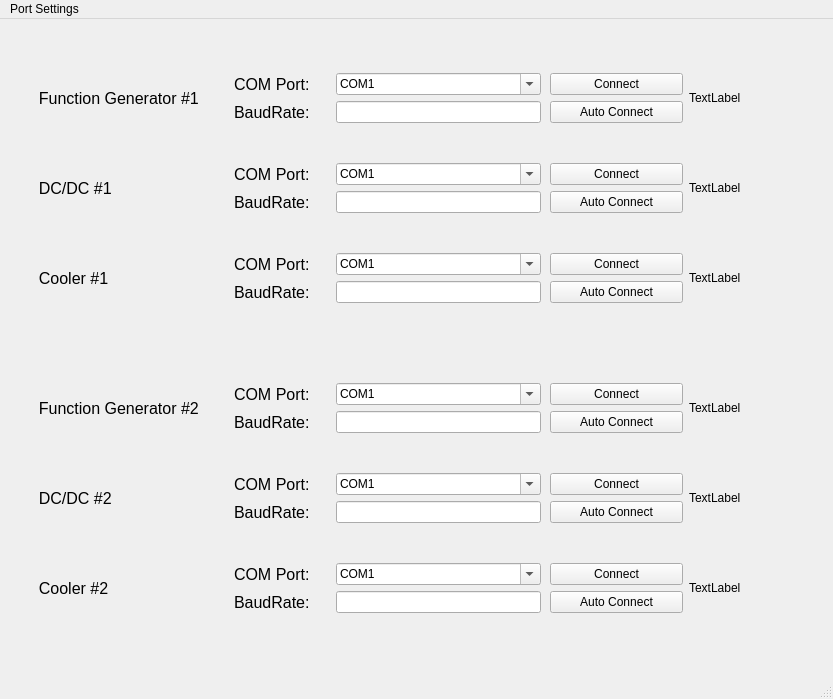
Before: the Qt Designer form port_settings.ui in Kakon02/Integrated_IGBT_system, drawn with Qt 5.
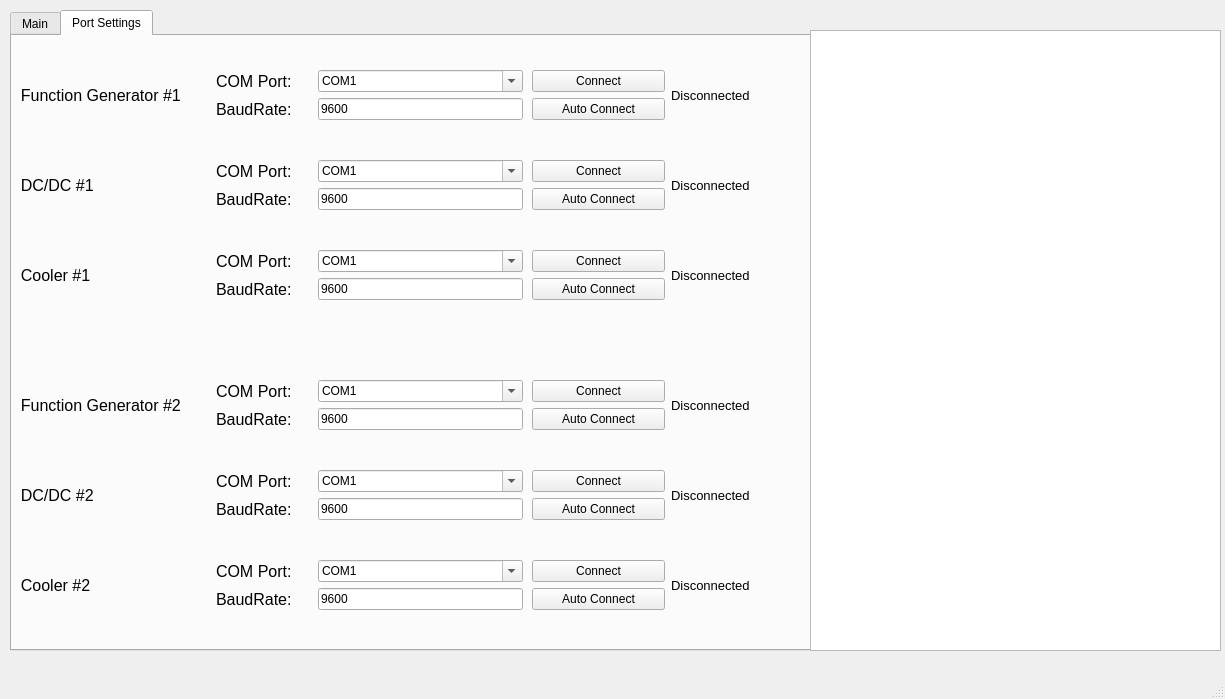
After: the same form once the commit is applied. Icons and pictures are not drawn.

Commit message: Added port_settings.ui, settings_tab.py, MCCDAQ.py, window_icon.jpg

Diff of the .ui file:
```diff
--- a/port_settings.ui
+++ b/port_settings.ui
@@ -9,7 +9,7 @@
    <rect>
     <x>0</x>
     <y>0</y>
-    <width>833</width>
+    <width>1225</width>
     <height>699</height>
    </rect>
   </property>
@@ -17,11 +17,143 @@
    <string>Port Settings</string>
   </property>
   <widget class="QWidget" name="centralwidget">
+   <widget class="QTabWidget" name="tabWidget">
+    <property name="geometry">
+     <rect>
+      <x>10</x>
+      <y>10</y>
+      <width>801</width>
+      <height>641</height>
+     </rect>
+    </property>
+    <property name="tabShape">
+     <enum>QTabWidget::Rounded</enum>
+    </property>
+    <property name="currentIndex">
+     <number>1</number>
+    </property>
+    <property name="tabBarAutoHide">
+     <bool>false</bool>
+    </property>
+    <widget class="QWidget" name="main_tab">
+     <attribute name="title">
+      <string>Main</string>
+     </attribute>
+    </widget>
+    <widget class="QWidget" name="port_settings_tab">
+     <attribute name="title">
+      <string>Port Settings</string>
+     </attribute>
+     <widget class="QWidget" name="gridLayoutWidget_3">
+      <property name="geometry">
+       <rect>
+        <x>520</x>
+        <y>310</y>
+        <width>271</width>
+        <height>301</height>
+       </rect>
+      </property>
+      <layout class="QGridLayout" name="gridLayout_3">
+       <item row="3" column="0">
+        <layout class="QVBoxLayout" name="verticalLayout_12">
+         <item>
+          <widget class="QPushButton" name="pushButton_7">
+           <property name="text">
+            <string>Connect</string>
+           </property>
+          </widget>
+         </item>
+         <item>
+          <widget class="QPushButton" name="pushButton_8">
+           <property name="text">
+            <string>Auto Connect</string>
+           </property>
+          </widget>
+         </item>
+        </layout>
+       </item>
+       <item row="2" column="0">
+        <layout class="QVBoxLayout" name="verticalLayout_13">
+         <item>
+          <widget class="QPushButton" name="pushButton_9">
+           <property name="text">
+            <string>Connect</string>
+           </property>
+          </widget>
+         </item>
+         <item>
+          <widget class="QPushButton" name="pushButton_10">
+           <property name="text">
+            <string>Auto Connect</string>
+           </property>
+          </widget>
+         </item>
+        </layout>
+       </item>
+       <item row="1" column="0">
+        <layout class="QVBoxLayout" name="verticalLayout_14">
+         <item>
+          <widget class="QPushButton" name="pushButton_11">
+           <property name="text">
+            <string>Connect</string>
+           </property>
+          </widget>
+         </item>
+         <item>
+          <widget class="QPushButton" name="pushButton_12">
+           <property name="text">
+            <string>Auto Connect</string>
+           </property>
+          </widget>
+         </item>
+        </layout>
+       </item>
+       <item row="1" column="1">
+        <widget class="QLabel" name="label_19">
+         <property name="font">
+          <font>
+           <family>Arial</family>
+           <pointsize>10</pointsize>
+          </font>
+         </property>
+         <property name="text">
+          <string>Disconnected</string>
+         </property>
+        </widget>
+       </item>
+       <item row="2" column="1">
+        <widget class="QLabel" name="label_20">
+         <property name="font">
+          <font>
+           <family>Arial</family>
+           <pointsize>10</pointsize>
+          </font>
+         </property>
+         <property name="text">
+          <string>Disconnected</string>
+         </property>
+        </widget>
+       </item>
+       <item row="3" column="1">
+        <widget class="QLabel" name="label_21">
+         <property name="font">
+          <font>
+           <family>Arial</family>
+           <pointsize>10</pointsize>
+          </font>
+         </property>
+         <property name="text">
+          <string>Disconnected</string>
+         </property>
+        </widget>
+       </item>
+      </layout>
+     </widget>
    <widget class="QWidget" name="gridLayoutWidget_2">
     <property name="geometry">
      <rect>
-      <x>30</x>
-      <y>20</y>
+        <x>0</x>
+        <y>0</y>
       <width>511</width>
       <height>301</height>
      </rect>
@@ -103,7 +235,11 @@
         </widget>
        </item>
        <item>
-        <widget class="QLineEdit" name="lineEdit"/>
+          <widget class="QLineEdit" name="lineEdit">
+           <property name="text">
+            <string>9600</string>
+           </property>
+          </widget>
        </item>
       </layout>
      </item>
@@ -183,7 +319,11 @@
         </widget>
        </item>
        <item>
-        <widget class="QLineEdit" name="lineEdit_3"/>
+          <widget class="QLineEdit" name="lineEdit_3">
+           <property name="text">
+            <string>9600</string>
+           </property>
+          </widget>
        </item>
       </layout>
      </item>
@@ -302,191 +442,21 @@
         </widget>
        </item>
        <item>
-        <widget class="QLineEdit" name="lineEdit_2"/>
-       </item>
-      </layout>
-     </item>
-    </layout>
-   </widget>
-   <widget class="QWidget" name="gridLayoutWidget">
-    <property name="geometry">
-     <rect>
-      <x>550</x>
-      <y>20</y>
-      <width>271</width>
-      <height>301</height>
-     </rect>
-    </property>
-    <layout class="QGridLayout" name="gridLayout">
-     <item row="3" column="0">
-      <layout class="QVBoxLayout" name="verticalLayout_3">
-       <item>
-        <widget class="QPushButton" name="pushButton_5">
+          <widget class="QLineEdit" name="lineEdit_2">
          <property name="text">
-          <string>Connect</string>
+            <string>9600</string>
          </property>
         </widget>
        </item>
-       <item>
-        <widget class="QPushButton" name="pushButton_6">
-         <property name="text">
-          <string>Auto Connect</string>
-         </property>
-        </widget>
-       </item>
-      </layout>
-     </item>
-     <item row="2" column="0">
-      <layout class="QVBoxLayout" name="verticalLayout_5">
-       <item>
-        <widget class="QPushButton" name="pushButton_3">
-         <property name="text">
-          <string>Connect</string>
-         </property>
-        </widget>
-       </item>
-       <item>
-        <widget class="QPushButton" name="pushButton_4">
-         <property name="text">
-          <string>Auto Connect</string>
-         </property>
-        </widget>
-       </item>
-      </layout>
-     </item>
-     <item row="1" column="0">
-      <layout class="QVBoxLayout" name="verticalLayout_6">
-       <item>
-        <widget class="QPushButton" name="pushButton">
-         <property name="text">
-          <string>Connect</string>
-         </property>
-        </widget>
-       </item>
-       <item>
-        <widget class="QPushButton" name="pushButton_2">
-         <property name="text">
-          <string>Auto Connect</string>
-         </property>
-        </widget>
-       </item>
-      </layout>
-     </item>
-     <item row="1" column="1">
-      <widget class="QLabel" name="label_8">
-       <property name="text">
-        <string>TextLabel</string>
-       </property>
-      </widget>
-     </item>
-     <item row="2" column="1">
-      <widget class="QLabel" name="label_9">
-       <property name="text">
-        <string>TextLabel</string>
-       </property>
-      </widget>
-     </item>
-     <item row="3" column="1">
-      <widget class="QLabel" name="label_18">
-       <property name="text">
-        <string>TextLabel</string>
-       </property>
-      </widget>
-     </item>
-    </layout>
-   </widget>
-   <widget class="QWidget" name="gridLayoutWidget_3">
-    <property name="geometry">
-     <rect>
-      <x>550</x>
-      <y>330</y>
-      <width>271</width>
-      <height>301</height>
-     </rect>
-    </property>
-    <layout class="QGridLayout" name="gridLayout_3">
-     <item row="3" column="0">
-      <layout class="QVBoxLayout" name="verticalLayout_12">
-       <item>
-        <widget class="QPushButton" name="pushButton_7">
-         <property name="text">
-          <string>Connect</string>
-         </property>
-        </widget>
-       </item>
-       <item>
-        <widget class="QPushButton" name="pushButton_8">
-         <property name="text">
-          <string>Auto Connect</string>
-         </property>
-        </widget>
-       </item>
-      </layout>
-     </item>
-     <item row="2" column="0">
-      <layout class="QVBoxLayout" name="verticalLayout_13">
-       <item>
-        <widget class="QPushButton" name="pushButton_9">
-         <property name="text">
-          <string>Connect</string>
-         </property>
-        </widget>
-       </item>
-       <item>
-        <widget class="QPushButton" name="pushButton_10">
-         <property name="text">
-          <string>Auto Connect</string>
-         </property>
-        </widget>
-       </item>
-      </layout>
-     </item>
-     <item row="1" column="0">
-      <layout class="QVBoxLayout" name="verticalLayout_14">
-       <item>
-        <widget class="QPushButton" name="pushButton_11">
-         <property name="text">
-          <string>Connect</string>
-         </property>
-        </widget>
-       </item>
-       <item>
-        <widget class="QPushButton" name="pushButton_12">
-         <property name="text">
-          <string>Auto Connect</string>
-         </property>
-        </widget>
-       </item>
-      </layout>
-     </item>
-     <item row="1" column="1">
-      <widget class="QLabel" name="label_19">
-       <property name="text">
-        <string>TextLabel</string>
-       </property>
-      </widget>
-     </item>
-     <item row="2" column="1">
-      <widget class="QLabel" name="label_20">
-       <property name="text">
-        <string>TextLabel</string>
-       </property>
-      </widget>
-     </item>
-     <item row="3" column="1">
-      <widget class="QLabel" name="label_21">
-       <property name="text">
-        <string>TextLabel</string>
-       </property>
-      </widget>
+        </layout>
      </item>
     </layout>
    </widget>
    <widget class="QWidget" name="gridLayoutWidget_4">
     <property name="geometry">
      <rect>
-      <x>30</x>
-      <y>330</y>
+        <x>0</x>
+        <y>310</y>
       <width>511</width>
       <height>301</height>
      </rect>
@@ -568,7 +538,11 @@
         </widget>
        </item>
        <item>
-        <widget class="QLineEdit" name="lineEdit_4"/>
+          <widget class="QLineEdit" name="lineEdit_4">
+           <property name="text">
+            <string>9600</string>
+           </property>
+          </widget>
        </item>
       </layout>
      </item>
@@ -648,7 +622,11 @@
         </widget>
        </item>
        <item>
-        <widget class="QLineEdit" name="lineEdit_5"/>
+          <widget class="QLineEdit" name="lineEdit_5">
+           <property name="text">
+            <string>9600</string>
+           </property>
+          </widget>
        </item>
       </layout>
      </item>
@@ -767,11 +745,135 @@
         </widget>
        </item>
        <item>
-        <widget class="QLineEdit" name="lineEdit_6"/>
+          <widget class="QLineEdit" name="lineEdit_6">
+           <property name="text">
+            <string>9600</string>
+           </property>
+          </widget>
        </item>
       </layout>
      </item>
     </layout>
+     </widget>
+     <widget class="QWidget" name="gridLayoutWidget">
+      <property name="geometry">
+       <rect>
+        <x>520</x>
+        <y>0</y>
+        <width>271</width>
+        <height>301</height>
+       </rect>
+      </property>
+      <layout class="QGridLayout" name="gridLayout">
+       <item row="3" column="0">
+        <layout class="QVBoxLayout" name="verticalLayout_3">
+         <item>
+          <widget class="QPushButton" name="pushButton_5">
+           <property name="text">
+            <string>Connect</string>
+           </property>
+          </widget>
+         </item>
+         <item>
+          <widget class="QPushButton" name="pushButton_6">
+           <property name="text">
+            <string>Auto Connect</string>
+           </property>
+          </widget>
+         </item>
+        </layout>
+       </item>
+       <item row="2" column="0">
+        <layout class="QVBoxLayout" name="verticalLayout_5">
+         <item>
+          <widget class="QPushButton" name="pushButton_3">
+           <property name="text">
+            <string>Connect</string>
+           </property>
+          </widget>
+         </item>
+         <item>
+          <widget class="QPushButton" name="pushButton_4">
+           <property name="text">
+            <string>Auto Connect</string>
+           </property>
+          </widget>
+         </item>
+        </layout>
+       </item>
+       <item row="1" column="0">
+        <layout class="QVBoxLayout" name="verticalLayout_6">
+         <item>
+          <widget class="QPushButton" name="pushButton">
+           <property name="text">
+            <string>Connect</string>
+           </property>
+          </widget>
+         </item>
+         <item>
+          <widget class="QPushButton" name="pushButton_2">
+           <property name="text">
+            <string>Auto Connect</string>
+           </property>
+          </widget>
+         </item>
+        </layout>
+       </item>
+       <item row="1" column="1">
+        <widget class="QLabel" name="label_8">
+         <property name="font">
+          <font>
+           <family>Arial</family>
+           <pointsize>10</pointsize>
+          </font>
+         </property>
+         <property name="text">
+          <string>Disconnected</string>
+         </property>
+        </widget>
+       </item>
+       <item row="2" column="1">
+        <widget class="QLabel" name="label_9">
+         <property name="font">
+          <font>
+           <family>Arial</family>
+           <pointsize>10</pointsize>
+          </font>
+         </property>
+         <property name="text">
+          <string>Disconnected</string>
+         </property>
+        </widget>
+       </item>
+       <item row="3" column="1">
+        <widget class="QLabel" name="label_18">
+         <property name="font">
+          <font>
+           <family>Arial</family>
+           <pointsize>10</pointsize>
+          </font>
+         </property>
+         <property name="text">
+          <string>Disconnected</string>
+         </property>
+        </widget>
+       </item>
+      </layout>
+     </widget>
+    </widget>
+   </widget>
+   <widget class="QTextEdit" name="port_console">
+    <property name="geometry">
+     <rect>
+      <x>810</x>
+      <y>30</y>
+      <width>411</width>
+      <height>621</height>
+     </rect>
+    </property>
+    <property name="readOnly">
+     <bool>true</bool>
+    </property>
    </widget>
   </widget>
   <widget class="QMenuBar" name="menubar">
@@ -779,16 +881,10 @@
     <rect>
      <x>0</x>
      <y>0</y>
-     <width>833</width>
+     <width>1225</width>
      <height>26</height>
     </rect>
    </property>
-   <widget class="QMenu" name="menuPort_Settings">
-    <property name="title">
-     <string>Port Settings</string>
-    </property>
-   </widget>
-   <addaction name="menuPort_Settings"/>
   </widget>
   <widget class="QStatusBar" name="statusbar"/>
  </widget>
```
Left out of the diff: 6 changed lines with no effect on the pictures. Lines whose indentation alone changed are shown as unchanged. The commit also changes 3 other files.
